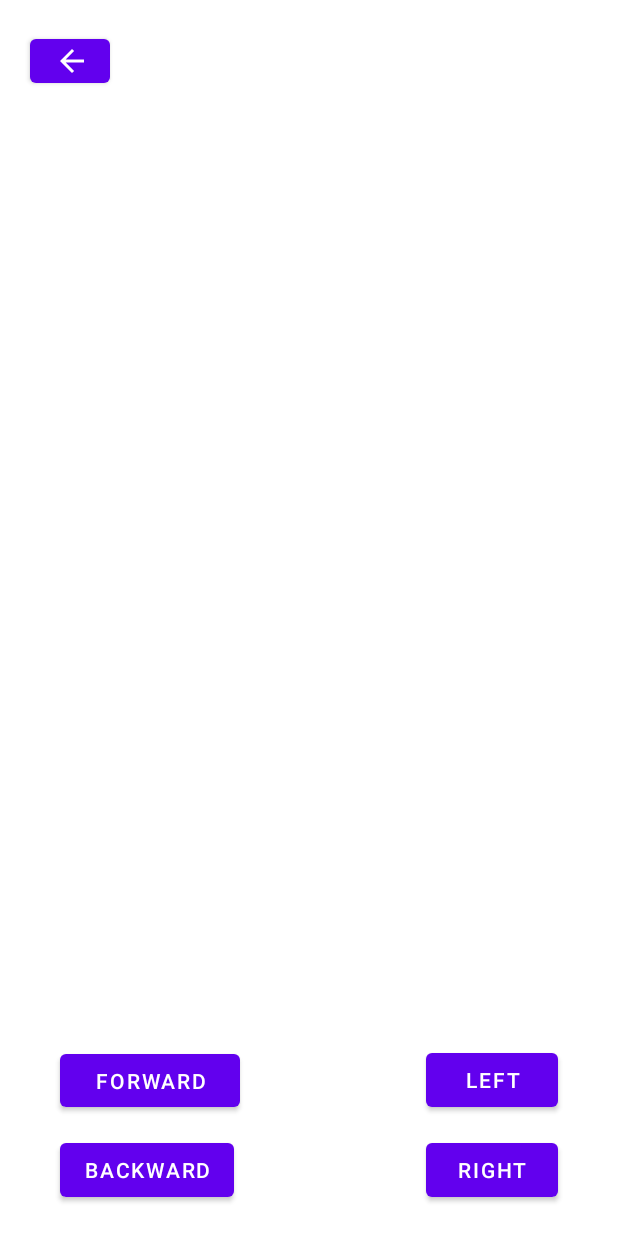
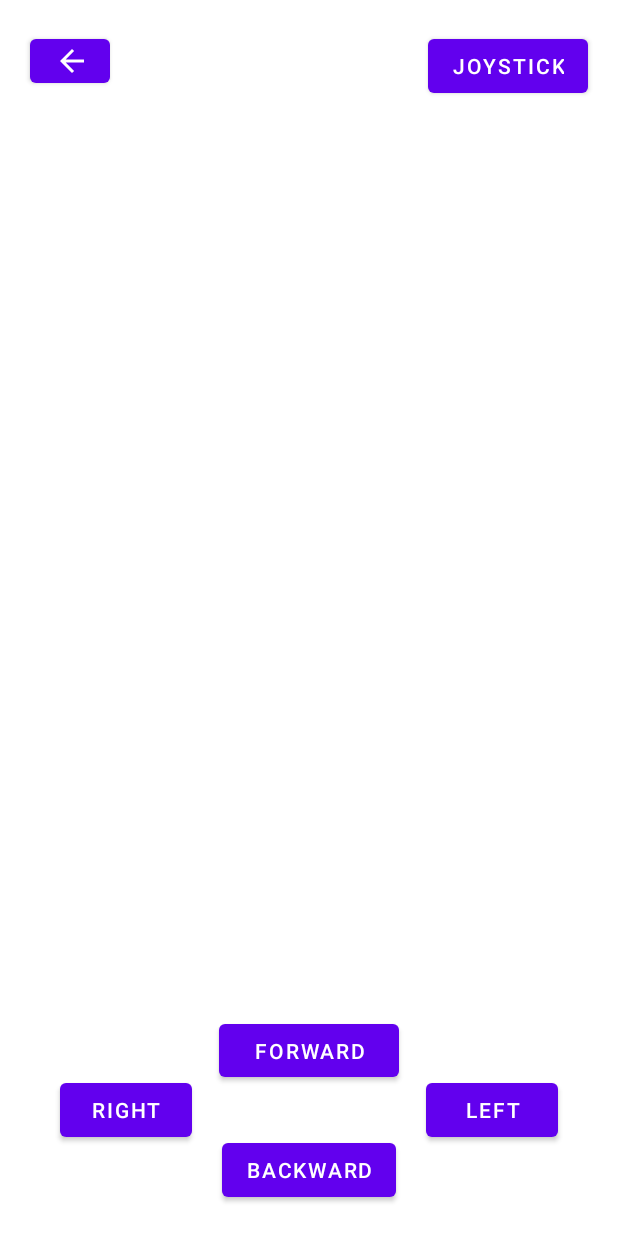
Before and after one commit to DIT113-V22/group-10, an Android app: the CarControl screen opened directly, with no data from a screen before it, on a phone screen of 412 x 824 dp. Run offline under Robolectric (Android 15) with nearby library versions, the phone set to English and light mode, and no system bars; our stand-ins replace navigation-ui; libraries missing offline, so code that uses them is left out: org.eclipse.paho; 2 statements that could not run were skipped.

Commit message:
#39 added button for switching between controls, also changed button layout

```diff
--- a/Android/app/src/main/java/com/example/hermes/AbstractSteering.java
+++ b/Android/app/src/main/java/com/example/hermes/AbstractSteering.java
@@ -34,14 +34,6 @@ public abstract class AbstractSteering extends AppCompatActivity {
     private static final String LOCALHOST = "10.0.2.2";
     protected static final String MQTT_SERVER = "tcp://" + LOCALHOST + ":1883";
     protected static final String TAG = "MqttController";
-    private static boolean joystickenable = false;
-
-
-
-    protected void setCamera(ImageView camera){
-
-        this.camera = camera;
-    }
 
     @Override
     protected void onResume() {
@@ -135,6 +127,10 @@ public abstract class AbstractSteering extends AppCompatActivity {
         mqttClient.publish(STEERING_CONTROL,Integer.toString(steeringangle),QOS,null);
     }
 
+    protected void initialiseMqttClient(Context context){
+        this.mqttClient = new MqttClient(context, LOCALHOST, TAG);
+    }
+
     protected void MqttConnect(ImageView camera){
         mqttClient = new MqttClient(getApplicationContext(),MQTT_SERVER, TAG);
 
@@ -149,7 +145,15 @@ public abstract class AbstractSteering extends AppCompatActivity {
         startActivity(intent);
     }
 
+    public void changeToJoystick(View view){
+        Intent intent = new Intent(this, Joystick.class);
+        startActivity(intent);
+    }
 
+    public void changeToButtons(View view){
+        Intent intent = new Intent(this, CarControl.class);
+        startActivity(intent);
+    }
 
     protected void setImageWidth(int width){
         IMAGE_WIDTH = width;
@@ -159,7 +163,7 @@ public abstract class AbstractSteering extends AppCompatActivity {
         IMAGE_HEIGHT = height;
     }
 
-    protected void initialiseMqttClient(Context context){
-        this.mqttClient = new MqttClient(context, LOCALHOST, TAG);
+    protected void setCamera(ImageView camera){
+        this.camera = camera;
     }
 }
--- a/Android/app/src/main/java/com/example/hermes/CarControl.java
+++ b/Android/app/src/main/java/com/example/hermes/CarControl.java
@@ -45,12 +45,10 @@ public class CarControl extends AbstractSteering {
         setContentView(R.layout.activity_car_control);
         super.onCreate(savedInstanceState);
         initialiseMqttClient(getApplicationContext());
-
         binding = ActivityCarControlBinding.inflate(getLayoutInflater());
         setContentView(binding.getRoot());
         camera= findViewById(R.id.camera);
         setCamera(camera);
-
 
         Button b = findViewById(R.id.backButton);
         Button f = findViewById(R.id.ForButton);
--- a/Android/app/src/main/res/layout/activity_car_control.xml
+++ b/Android/app/src/main/res/layout/activity_car_control.xml
@@ -28,20 +28,20 @@
             android:id="@+id/ForButton"
             android:layout_width="120dp"
             android:layout_height="47dp"
-            android:layout_marginStart="40dp"
-            android:layout_marginBottom="80dp"
+            android:layout_marginBottom="100dp"
             android:text="Forward"
             app:layout_constraintBottom_toBottomOf="parent"
+            app:layout_constraintEnd_toEndOf="parent"
             app:layout_constraintStart_toStartOf="parent" />
 
         <Button
             android:id="@+id/backButton"
             android:layout_width="wrap_content"
             android:layout_height="wrap_content"
-            android:layout_marginStart="40dp"
             android:layout_marginBottom="20dp"
             android:text="Backward"
             app:layout_constraintBottom_toBottomOf="parent"
+            app:layout_constraintEnd_toEndOf="parent"
             app:layout_constraintStart_toStartOf="parent" />
 
         <Button
@@ -49,7 +49,7 @@
             android:layout_width="wrap_content"
             android:layout_height="wrap_content"
             android:layout_marginEnd="40dp"
-            android:layout_marginBottom="80dp"
+            android:layout_marginBottom="60dp"
             android:text="LEFT"
             app:layout_constraintBottom_toBottomOf="parent"
             app:layout_constraintEnd_toEndOf="parent" />
@@ -58,11 +58,11 @@
             android:id="@+id/rightButton"
             android:layout_width="wrap_content"
             android:layout_height="wrap_content"
-            android:layout_marginEnd="40dp"
-            android:layout_marginBottom="20dp"
+            android:layout_marginStart="40dp"
+            android:layout_marginBottom="60dp"
             android:text="RIGHT"
             app:layout_constraintBottom_toBottomOf="parent"
-            app:layout_constraintEnd_toEndOf="parent" />
+            app:layout_constraintStart_toStartOf="parent" />
 
         <Button
             android:id="@+id/Back"
@@ -74,6 +74,17 @@
             app:icon="?attr/actionModeCloseDrawable"
             app:layout_constraintStart_toStartOf="parent"
             app:layout_constraintTop_toTopOf="parent" />
+
+        <Button
+            android:id="@+id/Joystick"
+            android:layout_width="wrap_content"
+            android:layout_height="wrap_content"
+            android:layout_marginTop="20dp"
+            android:layout_marginEnd="20dp"
+            android:text="Joystick"
+            android:onClick="changeToJoystick"
+            app:layout_constraintEnd_toEndOf="parent"
+            app:layout_constraintTop_toTopOf="parent" />
     </androidx.constraintlayout.widget.ConstraintLayout>
 
 </androidx.coordinatorlayout.widget.CoordinatorLayout>
```
Also changed, not shown: Android/app/src/main/res/layout/activity_joystick.xml (+11 -1 lines).
